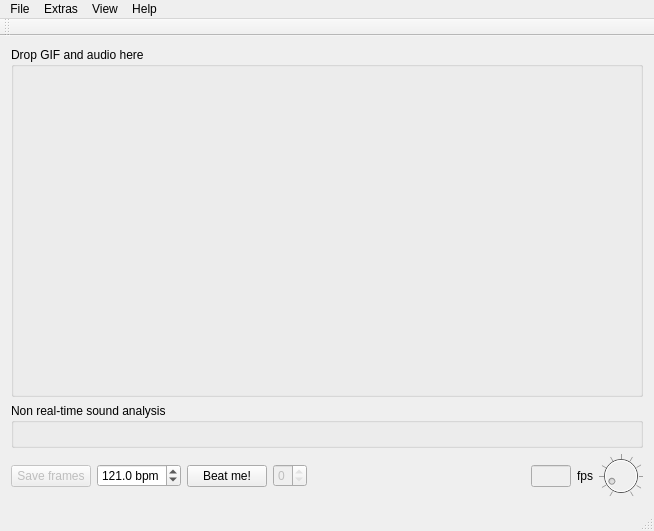
This is mainwindow.ui in 607011/lolQt as Qt 5 draws it before an edit. The edited form follows.
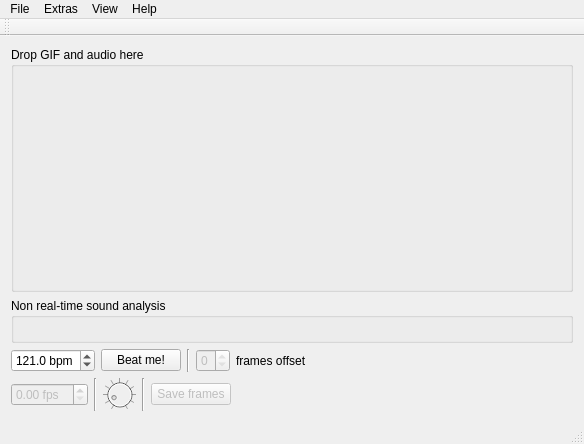
This is the edited form.

```diff
--- a/mainwindow.ui
+++ b/mainwindow.ui
@@ -6,8 +6,8 @@
    <rect>
     <x>0</x>
     <y>0</y>
-    <width>654</width>
-    <height>531</height>
+    <width>584</width>
+    <height>444</height>
    </rect>
   </property>
   <property name="windowTitle">
@@ -15,6 +15,121 @@
   </property>
   <widget class="QWidget" name="centralWidget">
    <layout class="QGridLayout" name="gridLayout">
+    <item row="4" column="0">
+     <layout class="QHBoxLayout" name="horizontalLayout_2">
+      <property name="topMargin">
+       <number>0</number>
+      </property>
+      <item>
+       <widget class="QDoubleSpinBox" name="fpsDoubleSpinBox">
+        <property name="enabled">
+         <bool>false</bool>
+        </property>
+        <property name="suffix">
+         <string> fps</string>
+        </property>
+       </widget>
+      </item>
+      <item>
+       <widget class="Line" name="line">
+        <property name="orientation">
+         <enum>Qt::Vertical</enum>
+        </property>
+       </widget>
+      </item>
+      <item>
+       <widget class="QDial" name="volumeDial">
+        <property name="enabled">
+         <bool>false</bool>
+        </property>
+        <property name="sizePolicy">
+         <sizepolicy hsizetype="Fixed" vsizetype="Fixed">
+          <horstretch>0</horstretch>
+          <verstretch>0</verstretch>
+         </sizepolicy>
+        </property>
+        <property name="minimumSize">
+         <size>
+          <width>33</width>
+          <height>33</height>
+         </size>
+        </property>
+        <property name="maximumSize">
+         <size>
+          <width>33</width>
+          <height>33</height>
+         </size>
+        </property>
+        <property name="toolTip">
+         <string>Volume</string>
+        </property>
+        <property name="maximum">
+         <number>100</number>
+        </property>
+        <property name="value">
+         <number>10</number>
+        </property>
+        <property name="wrapping">
+         <bool>false</bool>
+        </property>
+        <property name="notchTarget">
+         <double>10.000000000000000</double>
+        </property>
+        <property name="notchesVisible">
+         <bool>true</bool>
+        </property>
+       </widget>
+      </item>
+      <item>
+       <widget class="Line" name="line_2">
+        <property name="orientation">
+         <enum>Qt::Vertical</enum>
+        </property>
+       </widget>
+      </item>
+      <item>
+       <widget class="QPushButton" name="saveFramesButton">
+        <property name="enabled">
+         <bool>false</bool>
+        </property>
+        <property name="text">
+         <string>Save frames</string>
+        </property>
+       </widget>
+      </item>
+      <item>
+       <spacer name="horizontalSpacer_2">
+        <property name="orientation">
+         <enum>Qt::Horizontal</enum>
+        </property>
+        <property name="sizeHint" stdset="0">
+         <size>
+          <width>40</width>
+          <height>20</height>
+         </size>
+        </property>
+       </spacer>
+      </item>
+     </layout>
+    </item>
+    <item row="1" column="0">
+     <widget class="QGroupBox" name="groupBox">
+      <property name="sizePolicy">
+       <sizepolicy hsizetype="Preferred" vsizetype="Preferred">
+        <horstretch>0</horstretch>
+        <verstretch>0</verstretch>
+       </sizepolicy>
+      </property>
+      <property name="title">
+       <string>Non real-time sound analysis</string>
+      </property>
+      <layout class="QGridLayout" name="gridLayout_2">
+       <item row="0" column="0">
+        <layout class="QHBoxLayout" name="horizontalLayout2"/>
+       </item>
+      </layout>
+     </widget>
+    </item>
     <item row="0" column="0">
      <widget class="QGroupBox" name="originalGroupBox">
       <property name="sizePolicy">
@@ -39,16 +154,6 @@
     </item>
     <item row="2" column="0">
      <layout class="QHBoxLayout" name="horizontalLayout">
-      <item>
-       <widget class="QPushButton" name="saveFramesButton">
-        <property name="enabled">
-         <bool>false</bool>
-        </property>
-        <property name="text">
-         <string>Save frames</string>
-        </property>
-       </widget>
-      </item>
       <item>
        <widget class="QDoubleSpinBox" name="bpmSpinBox">
         <property name="prefix">
@@ -78,6 +183,13 @@
         </property>
        </widget>
       </item>
+      <item>
+       <widget class="Line" name="line_3">
+        <property name="orientation">
+         <enum>Qt::Vertical</enum>
+        </property>
+       </widget>
+      </item>
       <item>
        <widget class="QSpinBox" name="offsetSpinBox">
         <property name="enabled">
@@ -86,11 +198,21 @@
         <property name="toolTip">
          <string>Frame offset</string>
         </property>
+        <property name="prefix">
+         <string/>
+        </property>
         <property name="maximum">
          <number>0</number>
         </property>
        </widget>
       </item>
+      <item>
+       <widget class="QLabel" name="label">
+        <property name="text">
+         <string>frames offset </string>
+        </property>
+       </widget>
+      </item>
       <item>
        <spacer name="horizontalSpacer">
         <property name="orientation">
@@ -104,104 +226,8 @@
         </property>
        </spacer>
       </item>
-      <item>
-       <widget class="QLineEdit" name="fpsLineEdit">
-        <property name="enabled">
-         <bool>false</bool>
-        </property>
-        <property name="sizePolicy">
-         <sizepolicy hsizetype="Preferred" vsizetype="Fixed">
-          <horstretch>0</horstretch>
-          <verstretch>0</verstretch>
-         </sizepolicy>
-        </property>
-        <property name="minimumSize">
-         <size>
-          <width>33</width>
-          <height>0</height>
-         </size>
-        </property>
-        <property name="maximumSize">
-         <size>
-          <width>40</width>
-          <height>16777215</height>
-         </size>
-        </property>
-        <property name="alignment">
-         <set>Qt::AlignRight|Qt::AlignTrailing|Qt::AlignVCenter</set>
-        </property>
-       </widget>
-      </item>
-      <item>
-       <widget class="QLabel" name="label_2">
-        <property name="text">
-         <string>fps</string>
-        </property>
-       </widget>
-      </item>
-      <item>
-       <widget class="QDial" name="volumeDial">
-        <property name="enabled">
-         <bool>false</bool>
-        </property>
-        <property name="sizePolicy">
-         <sizepolicy hsizetype="Fixed" vsizetype="Fixed">
-          <horstretch>0</horstretch>
-          <verstretch>0</verstretch>
-         </sizepolicy>
-        </property>
-        <property name="minimumSize">
-         <size>
-          <width>44</width>
-          <height>44</height>
-         </size>
-        </property>
-        <property name="maximumSize">
-         <size>
-          <width>44</width>
-          <height>44</height>
-         </size>
-        </property>
-        <property name="toolTip">
-         <string>Volume</string>
-        </property>
-        <property name="maximum">
-         <number>100</number>
-        </property>
-        <property name="value">
-         <number>10</number>
-        </property>
-        <property name="wrapping">
-         <bool>false</bool>
-        </property>
-        <property name="notchTarget">
-         <double>10.000000000000000</double>
-        </property>
-        <property name="notchesVisible">
-         <bool>true</bool>
-        </property>
-       </widget>
-      </item>
      </layout>
     </item>
-    <item row="1" column="0">
-     <widget class="QGroupBox" name="groupBox">
-      <property name="sizePolicy">
-       <sizepolicy hsizetype="Preferred" vsizetype="Preferred">
-        <horstretch>0</horstretch>
-        <verstretch>0</verstretch>
-       </sizepolicy>
-      </property>
-      <property name="title">
-       <string>Non real-time sound analysis</string>
-      </property>
-      <layout class="QGridLayout" name="gridLayout_2">
-       <item row="0" column="0">
-        <layout class="QHBoxLayout" name="horizontalLayout2"/>
-       </item>
-      </layout>
-     </widget>
-    </item>
    </layout>
   </widget>
   <widget class="QMenuBar" name="menuBar">
@@ -209,7 +235,7 @@
     <rect>
      <x>0</x>
      <y>0</y>
-     <width>654</width>
+     <width>584</width>
      <height>21</height>
     </rect>
    </property>
```
